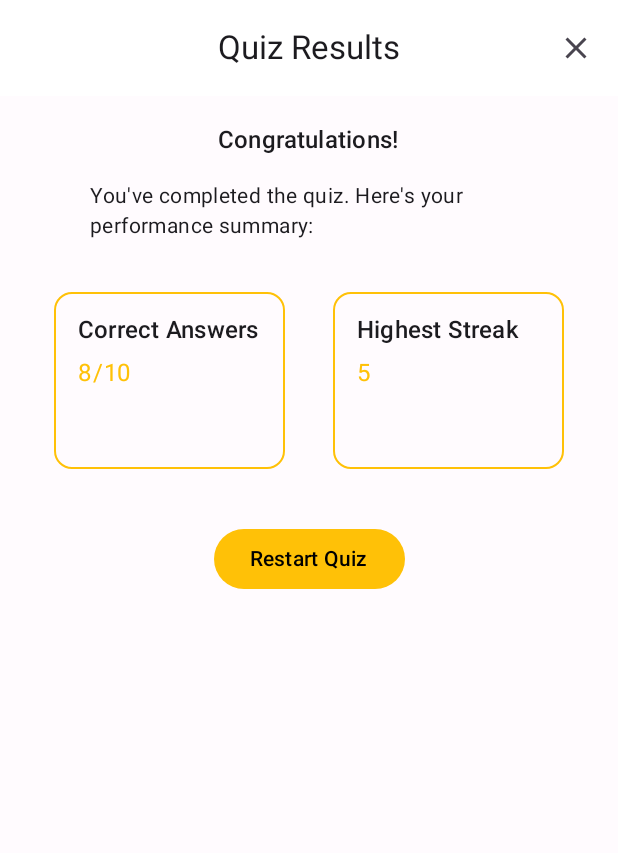
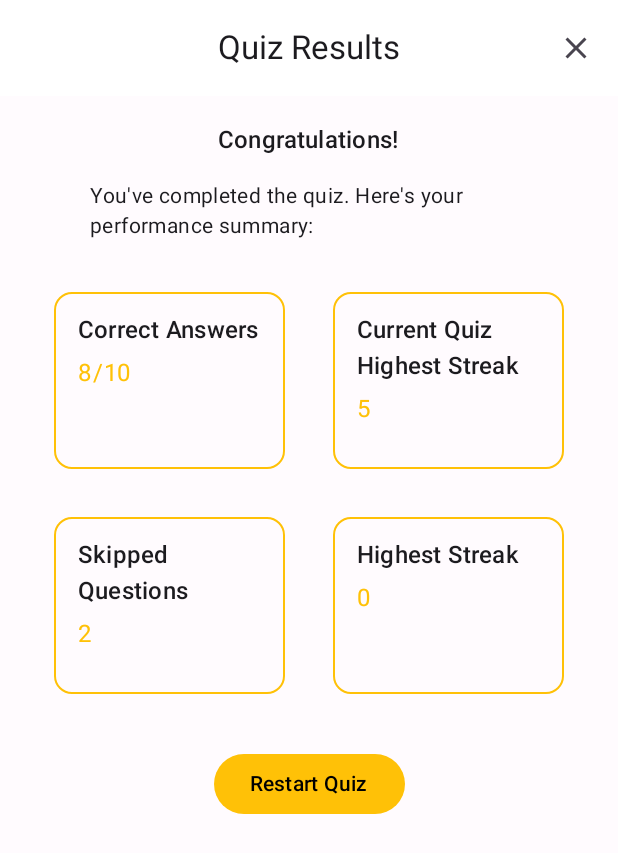
Before and after one commit to SekhGulamMainuddin/DRMAssignment, an Android app built with Jetpack Compose: the @Preview function ResultsScreenPreview, on a phone screen of 412 x 824 dp. Shown: the top 853 px of the screen. Run offline under Robolectric (Android 15) with nearby library versions, the phone set to English and light mode, and no system bars; our stand-ins replace Dagger/Hilt's generated code; libraries missing offline, so code that uses them is left out: androidx.hilt.lifecycle.

Commit message:
fix: blocked backpress on quiz screen and added exit confirmation. Added longest streak on results screen

```diff
--- a/app/src/main/java/com/asssignment/dailyround/core/navigation/NavigationHelper.kt
+++ b/app/src/main/java/com/asssignment/dailyround/core/navigation/NavigationHelper.kt
@@ -7,8 +7,8 @@ sealed class NavigationHelper(open val routeName: String) {
         fun createRoute(quizId: String?): String = "quiz_screen/$quizId"
     }
 
-    data object ResultsRoute : NavigationHelper("results_screen") {
-        fun createRoute(highestStreak: Int, correctAns: Int, totalQuestions: Int): String {
-            return "results_screen?highestStreak=$highestStreak&correctAns=$correctAns&totalQuestions=$totalQuestions"
+    data object ResultsRoute : NavigationHelper("results_screen?highestStreak={highestStreak}&correctAns={correctAns}&totalQuestions={totalQuestions}&skippedQuestions={skippedQuestions}") {
+        fun createRoute(highestStreak: Int, correctAns: Int, totalQuestions: Int, skippedQuestions: Int): String {
+            return "results_screen?highestStreak=$highestStreak&correctAns=$correctAns&totalQuestions=$totalQuestions&skippedQuestions=$skippedQuestions"
         }
     }}
--- a/app/src/main/java/com/asssignment/dailyround/features/home/data/datasource/HomeLocalDataSource.kt
+++ b/app/src/main/java/com/asssignment/dailyround/features/home/data/datasource/HomeLocalDataSource.kt
@@ -11,7 +11,7 @@ interface HomeLocalDataSource {
     fun getTotalNumberOfQuizzesTaken(): Flow<Int>
 
     @Query("SELECT MAX(highestStreak) FROM quizresultentity where completedTime is not null")
-    fun getLongestWinningStreak(): Flow<Int?>
+    fun getLongestStreak(): Flow<Int?>
 
     @Query("SELECT highestStreak FROM quizresultentity where completedTime is not null ORDER BY completedTime DESC LIMIT 1")
     fun getLastQuizStreak(): Flow<Int?>
--- a/app/src/main/java/com/asssignment/dailyround/features/home/data/repository/HomeRepositoryImpl.kt
+++ b/app/src/main/java/com/asssignment/dailyround/features/home/data/repository/HomeRepositoryImpl.kt
@@ -16,8 +16,8 @@ class HomeRepositoryImpl @Inject constructor(
     override fun getTotalNumberOfQuizzesTaken(): Flow<Int> =
         localDataSource.getTotalNumberOfQuizzesTaken()
 
-    override fun getLongestWinningStreak(): Flow<Int> =
-        localDataSource.getLongestWinningStreak().map { it ?: 0 }
+    override fun getLongestStreak(): Flow<Int> =
+        localDataSource.getLongestStreak().map { it ?: 0 }
 
     override fun getLastQuizStreak(): Flow<Int> =
         localDataSource.getLastQuizStreak().map { it ?: 0 }
--- a/app/src/main/java/com/asssignment/dailyround/features/home/domain/repository/HomeRepository.kt
+++ b/app/src/main/java/com/asssignment/dailyround/features/home/domain/repository/HomeRepository.kt
@@ -5,7 +5,7 @@ import kotlinx.coroutines.flow.Flow
 
 interface HomeRepository {
     fun getTotalNumberOfQuizzesTaken(): Flow<Int>
-    fun getLongestWinningStreak(): Flow<Int>
+    fun getLongestStreak(): Flow<Int>
     fun getLastQuizStreak(): Flow<Int>
     fun getLastQuizResult(): Flow<QuizResultEntity?>
 }
--- a/app/src/main/java/com/asssignment/dailyround/features/home/presentation/viewmodel/HomeViewModel.kt
+++ b/app/src/main/java/com/asssignment/dailyround/features/home/presentation/viewmodel/HomeViewModel.kt
@@ -5,8 +5,6 @@ import androidx.lifecycle.viewModelScope
 import com.asssignment.dailyround.features.home.domain.repository.HomeRepository
 import dagger.hilt.android.lifecycle.HiltViewModel
 import kotlinx.coroutines.flow.SharingStarted
-import kotlinx.coroutines.flow.filter
-import kotlinx.coroutines.flow.filterNotNull
 import kotlinx.coroutines.flow.stateIn
 import javax.inject.Inject
 
@@ -21,7 +19,7 @@ class HomeViewModel @Inject constructor(
         initialValue = 0,
     )
 
-    val longestStreak = homeRepository.getLongestWinningStreak().stateIn(
+    val longestStreak = homeRepository.getLongestStreak().stateIn(
         viewModelScope,
         started = SharingStarted.WhileSubscribed(5000),
         initialValue = 0,
--- a/app/src/main/java/com/asssignment/dailyround/features/quiz/data/datasource/QuizLocalDataSource.kt
+++ b/app/src/main/java/com/asssignment/dailyround/features/quiz/data/datasource/QuizLocalDataSource.kt
@@ -1,6 +1,7 @@
 package com.asssignment.dailyround.features.quiz.data.datasource
 
 import androidx.room.Dao
+import androidx.room.Delete
 import androidx.room.Insert
 import androidx.room.OnConflictStrategy
 import androidx.room.Query
@@ -15,6 +16,9 @@ interface QuizLocalDataSource {
     @Update
     suspend fun update(quiz: QuizResultEntity)
 
+    @Delete
+    suspend fun delete(quiz: QuizResultEntity)
+
     @Query("select * from quizresultentity where id = :id limit 1")
     suspend fun getQuiz(id: String) : QuizResultEntity
 }
--- a/app/src/main/java/com/asssignment/dailyround/features/quiz/domain/QuizRepository.kt
+++ b/app/src/main/java/com/asssignment/dailyround/features/quiz/domain/QuizRepository.kt
@@ -8,4 +8,5 @@ interface QuizRepository {
     suspend fun createNewQuiz(quizResult: QuizResultEntity) : Result<Unit>
     suspend fun updateQuizResult(quizResult: QuizResultEntity) : Result<Unit>
     suspend fun loadPendingQuiz(id: String): Result<QuizResultEntity>
+    suspend fun exitQuiz(quizResult: QuizResultEntity) : Result<Unit>
 }
--- a/app/src/main/java/com/asssignment/dailyround/features/quiz/presentation/QuizScreen.kt
+++ b/app/src/main/java/com/asssignment/dailyround/features/quiz/presentation/QuizScreen.kt
@@ -1,6 +1,7 @@
 package com.asssignment.dailyround.features.quiz.presentation
 
 import android.widget.Toast
+import androidx.activity.compose.BackHandler
 import androidx.compose.foundation.layout.Box
 import androidx.compose.foundation.layout.fillMaxSize
 import androidx.compose.foundation.layout.padding
@@ -62,6 +63,7 @@ fun QuizScreen(navController: NavController, quizId: String?) {
                             quizResult.highestStreak,
                             quizResult.correctAnswered.size,
                             quizResult.skippedQuestions.size + quizResult.wrongAnswered.size + quizResult.correctAnswered.size,
+                            quizResult.skippedQuestions.size,
                         )
                     ) {
                         popUpTo(NavigationHelper.QuizRoute.routeName) {
@@ -118,6 +120,10 @@ fun QuizScreen(navController: NavController, quizId: String?) {
         )
     }
 
+    BackHandler(enabled = true) {
+        viewModel.showExitConfirmationDialog()
+    }
+
     Scaffold { paddingValues ->
         when (uiState) {
             is QuizUiState.QuestionsLoadError -> MessageAndOrRetry(
--- a/app/src/main/java/com/asssignment/dailyround/features/quiz/presentation/viewmodel/QuizStates.kt
+++ b/app/src/main/java/com/asssignment/dailyround/features/quiz/presentation/viewmodel/QuizStates.kt
@@ -26,7 +26,6 @@ sealed interface QuizDialogUiState {
     data class QuestionsLoaded(val questions: List<QuizQuestion>) : QuizDialogUiState
     data class QuizCompleted(val quizResult: QuizResultEntity) : QuizDialogUiState
     data class QuizQuestionSubmitError(val message: String) : QuizDialogUiState
-    data object QuizQuestionSubmitting : QuizDialogUiState
 }
 
 sealed interface QuestionsProgressState {
--- a/app/src/main/java/com/asssignment/dailyround/features/quiz/presentation/viewmodel/QuizViewModel.kt
+++ b/app/src/main/java/com/asssignment/dailyround/features/quiz/presentation/viewmodel/QuizViewModel.kt
@@ -121,8 +121,6 @@ class QuizViewModel @Inject constructor(
 
     fun submitAnswer(optionIndex: Int?, currentQuestionIndex: Int, question: QuizQuestion) =
         viewModelScope.launch(Dispatchers.IO) {
-            quizDialogUiState.value = QuizDialogUiState.QuizQuestionSubmitting
-
             val skippedList = quizResultEntity.skippedQuestions.toMutableList()
             val correctList = quizResultEntity.correctAnswered.toMutableList()
             val wrongList = quizResultEntity.wrongAnswered.toMutableList()
@@ -205,8 +203,10 @@ class QuizViewModel @Inject constructor(
         quizDialogUiState.value = QuizDialogUiState.ExitConfirmation
     }
 
-    fun exitQuiz() = viewModelScope.launch {
+    fun exitQuiz() = viewModelScope.launch(Dispatchers.IO) {
         quizDialogUiState.value = QuizDialogUiState.Hidden
+        quizUiState.value = QuizUiState.Loading
+        quizRepository.exitQuiz(quizResultEntity)
         quizDialogUiState.value = QuizDialogUiState.ExitScreen
     }
 
--- a/app/src/main/java/com/asssignment/dailyround/features/results/presentation/ResultsScreen.kt
+++ b/app/src/main/java/com/asssignment/dailyround/features/results/presentation/ResultsScreen.kt
@@ -12,11 +12,14 @@ import androidx.compose.material3.Icon
 import androidx.compose.material3.IconButton
 import androidx.compose.material3.Scaffold
 import androidx.compose.runtime.Composable
+import androidx.compose.runtime.getValue
 import androidx.compose.ui.Alignment
 import androidx.compose.ui.Modifier
 import androidx.compose.ui.res.stringResource
 import androidx.compose.ui.tooling.preview.Preview
 import androidx.compose.ui.unit.dp
+import androidx.hilt.lifecycle.viewmodel.compose.hiltViewModel
+import androidx.lifecycle.compose.collectAsStateWithLifecycle
 import androidx.navigation.NavController
 import androidx.navigation.compose.rememberNavController
 import com.asssignment.dailyround.R
@@ -26,6 +29,8 @@ import com.asssignment.dailyround.core.components.AppTextTitleMedium
 import com.asssignment.dailyround.core.components.PrimaryButton
 import com.asssignment.dailyround.core.navigation.NavigationHelper
 import com.asssignment.dailyround.core.theme.DailyRoundAsssignmentTheme
+import com.asssignment.dailyround.features.results.presentation.components.SummaryComponent
+import com.asssignment.dailyround.features.results.presentation.viewmodel.ResultsViewModel
 
 @OptIn(ExperimentalMaterial3Api::class)
 @Composable
@@ -33,8 +38,13 @@ fun ResultsScreen(
     navController: NavController,
     highestStreak: Int,
     correctAns: Int,
-    totalQuestions: Int
+    totalQuestions: Int,
+    skippedQuestions: Int,
 ) {
+    val viewModel = hiltViewModel<ResultsViewModel>()
+
+    val longestStreak by viewModel.highestStream.collectAsStateWithLifecycle()
+
     Scaffold(
         topBar = {
             CenterAlignedTopAppBar(
@@ -66,13 +76,35 @@ fun ResultsScreen(
         ) {
             AppTextTitleMedium(stringResource(R.string.congratulations))
             AppTextBodyMedium(
-                modifier = Modifier.padding(top = 20.dp).padding(horizontal = 40.dp),
+                modifier = Modifier
+                    .padding(top = 20.dp)
+                    .padding(horizontal = 40.dp),
                 text = stringResource(R.string.you_ve_completed_the_quiz_here_s_your_performance_summary),
             )
 
-            Row(Modifier.padding(vertical = 20.dp)) {
-                SummaryComponent(modifier = Modifier.weight(1f), title = stringResource(R.string.correct_answers), value = "$correctAns/$totalQuestions")
-                SummaryComponent(modifier = Modifier.weight(1f), title = "Highest Streak", value = "$highestStreak")
+            Row(Modifier.padding(top = 20.dp)) {
+                SummaryComponent(
+                    modifier = Modifier.weight(1f),
+                    title = stringResource(R.string.correct_answers),
+                    value = "$correctAns/$totalQuestions"
+                )
+                SummaryComponent(
+                    modifier = Modifier.weight(1f),
+                    title = stringResource(R.string.current_quiz_highest_streak),
+                    value = "$highestStreak"
+                )
+            }
+            Row(Modifier.padding(bottom = 20.dp)) {
+                SummaryComponent(
+                    modifier = Modifier.weight(1f),
+                    title = stringResource(R.string.skipped_questions),
+                    value = "$skippedQuestions"
+                )
+                SummaryComponent(
+                    modifier = Modifier.weight(1f),
+                    title = stringResource(R.string.highest_streak),
+                    value = longestStreak.toString()
+                )
             }
 
             PrimaryButton(
@@ -100,7 +132,8 @@ private fun ResultsScreenPreview() {
             navController = rememberNavController(),
             highestStreak = 5,
             correctAns = 8,
-            totalQuestions = 10
+            totalQuestions = 10,
+            skippedQuestions = 2,
         )
     }
 }
--- a/app/src/main/java/com/asssignment/dailyround/features/results/presentation/ResultScreenComponents.kt
+++ b/app/src/main/java/com/asssignment/dailyround/features/results/presentation/components/ResultScreenComponents.kt
@@ -1,4 +1,4 @@
-package com.asssignment.dailyround.features.results.presentation
+package com.asssignment.dailyround.features.results.presentation.components
 
 import androidx.compose.foundation.BorderStroke
 import androidx.compose.foundation.layout.Column
--- /dev/null
+++ b/app/src/main/java/com/asssignment/dailyround/features/results/presentation/viewmodel/ResultsViewModel.kt
@@ -0,0 +1,18 @@
+package com.asssignment.dailyround.features.results.presentation.viewmodel
+
+import androidx.lifecycle.ViewModel
+import androidx.lifecycle.viewModelScope
+import com.asssignment.dailyround.features.home.domain.repository.HomeRepository
+import dagger.hilt.android.lifecycle.HiltViewModel
+import kotlinx.coroutines.flow.SharingStarted
+import kotlinx.coroutines.flow.stateIn
+import javax.inject.Inject
+
+@HiltViewModel
+class ResultsViewModel @Inject constructor(homeRepository: HomeRepository) : ViewModel() {
+    val highestStream = homeRepository.getLongestStreak().stateIn(
+        viewModelScope,
+        started = SharingStarted.WhileSubscribed(5000),
+        initialValue = 0,
+    )
+}
--- a/app/src/main/res/values/strings.xml
+++ b/app/src/main/res/values/strings.xml
@@ -23,4 +23,7 @@
     <string name="skip_question">Skip Question</string>
     <string name="moving_to_next_question_in_s">Moving to next question in %1$d s</string>
     <string name="moving_to_result_screen_in_s">Moving to result screen in %1$d s</string>
+    <string name="current_quiz_highest_streak">Current Quiz Highest Streak</string>
+    <string name="skipped_questions">Skipped Questions</string>
+    <string name="highest_streak">Highest Streak</string>
 </resources>
```
Also changed, not shown: app/src/main/java/com/asssignment/dailyround/core/MainActivity.kt (+9 -3 lines), app/src/main/java/com/asssignment/dailyround/features/quiz/data/repository/QuizRepositoryImpl.kt (+9 -0 lines).
